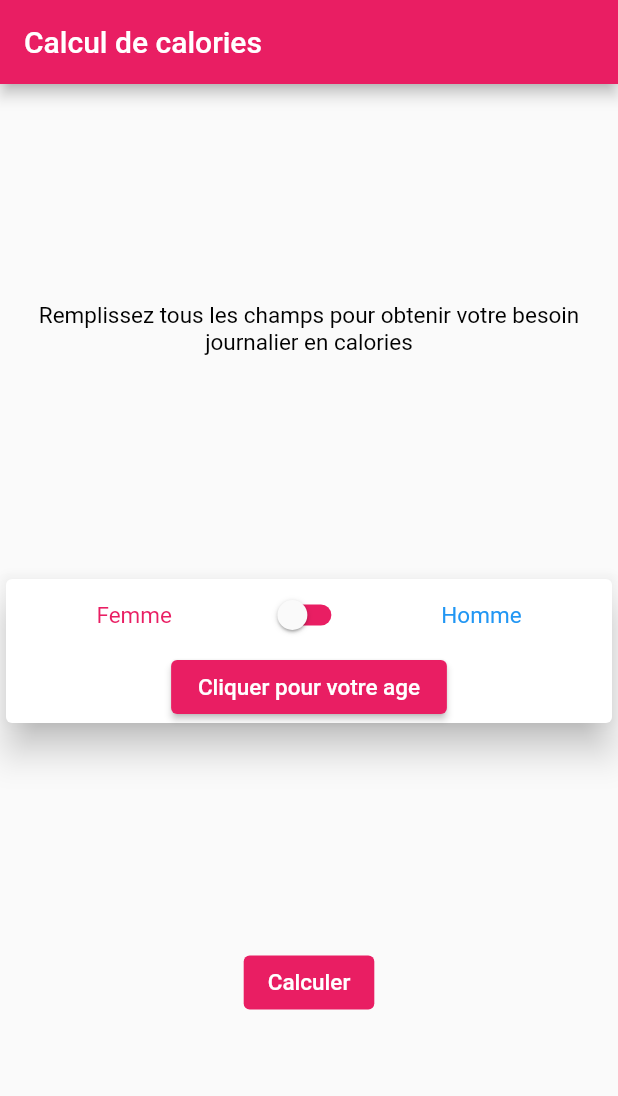
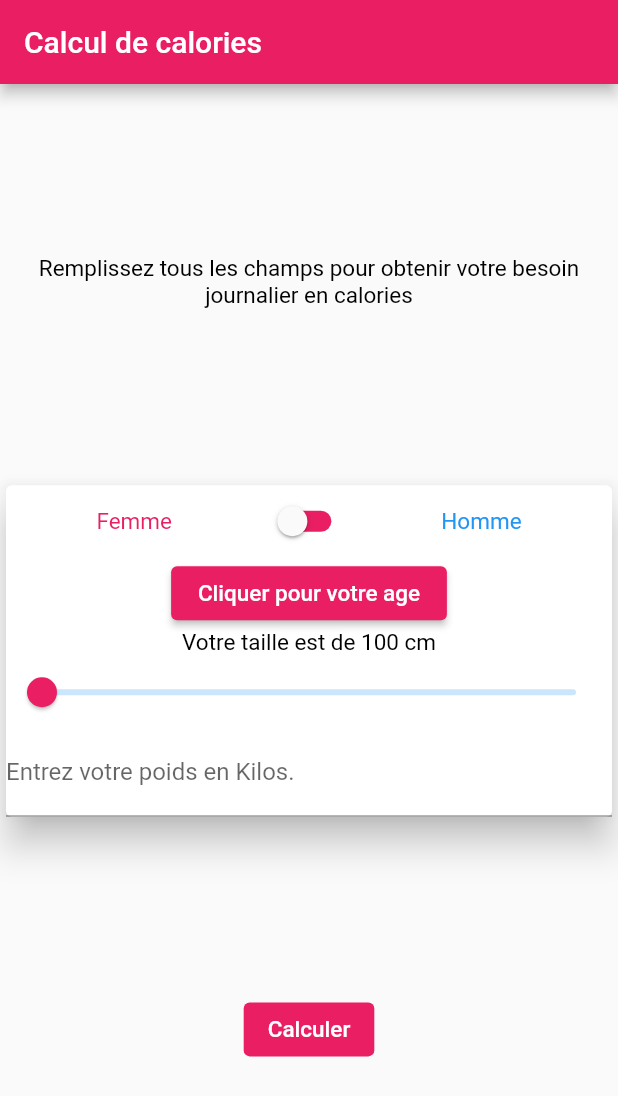
Before and after one commit to fabienlierville/ril21-1-calories, a Flutter app: the screen it shows after launch, on a phone screen of 412 x 824 dp. Shown: the top 1096 px of the screen. Run offline on Flutter 3.47's test engine with Material 2 defaults, Android fonts, the phone set to English and light mode, and no system bars.

Commit message:
taille, poids

```diff
--- a/lib/pages/page_home.dart
+++ b/lib/pages/page_home.dart
@@ -10,6 +10,8 @@ class PageHome extends StatefulWidget {
 class _PageHomeState extends State<PageHome> {
   bool genre = false;
   int? age;
+  int taille = 100;
+  int? poids;
 
   @override
   Widget build(BuildContext context) {
@@ -59,6 +61,32 @@ class _PageHomeState extends State<PageHome> {
                           backgroundColor: MaterialStateProperty.all<Color>(getColor())
                       ),
                     ),
+                    //Taille
+                    TextAvecStyle("Votre taille est de ${taille} cm"),
+                    Slider(
+                      min: 100,
+                      max: 250,
+                      activeColor: getColor(),
+                      value: taille.toDouble(),
+                      onChanged: (double d){
+                        setState(() {
+                          taille = d.toInt();
+                        });
+                      },
+                    ),
+                    // Poids
+                    TextField(
+                      keyboardType: TextInputType.number,
+                      onChanged: (String value){
+                        setState(() {
+                          poids = int.tryParse(value);
+                        });
+                      },
+                      decoration: InputDecoration(
+                        labelText: "Entrez votre poids en Kilos."
+                      ),
+                    )
+
                   ],
                 ),
               ),
```
